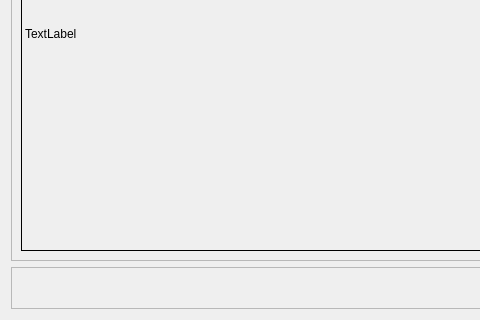
vie-dgb/E05-Pick-and-Place, file E05-PnP/camera/CalibCamera.ui: the form before one commit; both pictures show x 0 to 480 and y 205 to 525 of the 1023 by 525 pixel window.
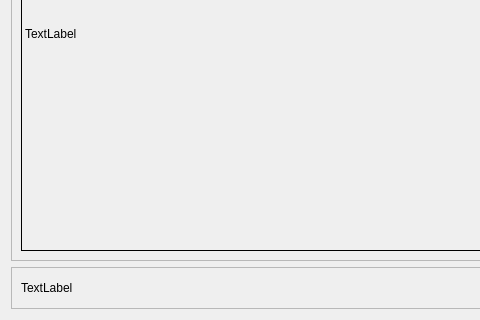
The form after the commit. Custom widgets are drawn as their Qt base class.

Diff of the .ui file:
```diff
--- a/E05-PnP/camera/CalibCamera.ui
+++ b/E05-PnP/camera/CalibCamera.ui
@@ -67,6 +67,13 @@
       <enum>QFrame::Raised</enum>
      </property>
      <layout class="QHBoxLayout" name="horizontalLayout">
+      <item>
+       <widget class="QLabel" name="label_FrameCounter">
+        <property name="text">
+         <string>TextLabel</string>
+        </property>
+       </widget>
+      </item>
       <item>
        <spacer name="horizontalSpacer">
         <property name="orientation">
```
